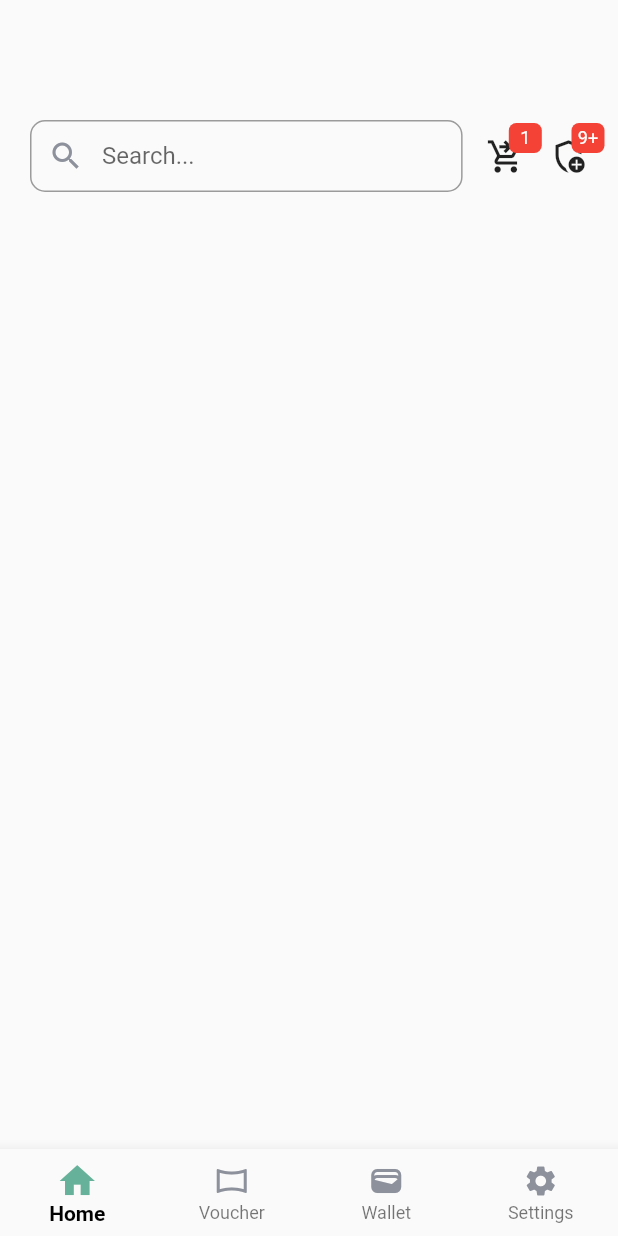
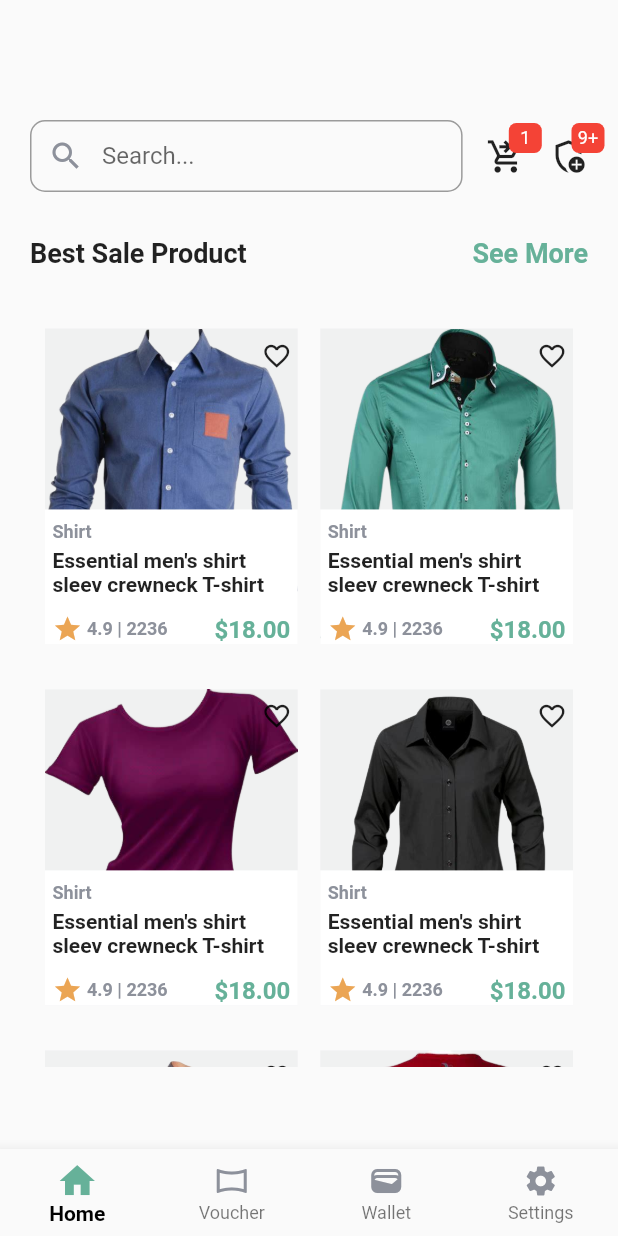
Before and after one commit to XROLE/market-hub, a Flutter app: the screen it shows after launch, on a phone screen of 412 x 824 dp. Run offline on Flutter 3.47's test engine with Material 2 defaults, Android fonts, the phone set to English and light mode, and no system bars.

Commit message:
add asset images create product grid create product card creat re usable text style

```diff
--- a/lib/presentation/home/home.dart
+++ b/lib/presentation/home/home.dart
@@ -4,8 +4,11 @@ import 'package:flutter/src/widgets/placeholder.dart';
 import 'package:market_hub/presentation/home/widgets/app_notification_widget.dart';
 import 'package:market_hub/presentation/home/widgets/app_searchbar.dart';
 import 'package:market_hub/presentation/home/widgets/bottom_nav_bar.dart';
+import 'package:market_hub/presentation/home/widgets/product_grid.dart';
+import 'package:market_hub/presentation/widgets/product_card.dart';
 import 'package:market_hub/presentation/widgets/unfocus_widget.dart';
 import 'package:market_hub/utils/colors.dart';
+import 'package:market_hub/utils/text_style.dart';
 
 class HomePage extends StatelessWidget {
   const HomePage({super.key});
@@ -32,6 +35,22 @@ class HomePage extends StatelessWidget {
                           val: "9+", iconData: Icons.add_moderator_outlined),
                     ]),
               ),
+              const SizedBox(height: 30),
+              Row(mainAxisAlignment: MainAxisAlignment.spaceBetween, children: [
+                Text(
+                  "Best Sale Product",
+                  style: AppTextStyle.subTitle(fontSize: 18),
+                ),
+                Text(
+                  "See More",
+                  style: AppTextStyle.subTitle(
+                      fontSize: 18, color: AppColors.primaryColor),
+                ),
+              ]),
+              const SizedBox(height: 30),
+            SizedBox(
+              height: size.height - 322,
+              child: ProductGrid())
             ])),
       ),
       bottomNavigationBar: const BottomNavBar(),
--- /dev/null
+++ b/lib/presentation/home/widgets/product_grid.dart
@@ -0,0 +1,35 @@
+import 'package:flutter/material.dart';
+import 'package:market_hub/presentation/widgets/product_card.dart';
+
+class ProductGrid extends StatelessWidget {
+  final List<String> images = [
+    'assets/img/shirt1.png',
+    'assets/img/shirt2.png',
+    'assets/img/shirt3.png',
+    'assets/img/shirt4.png',
+    'assets/img/shirt5.png',
+    'assets/img/shirt6.png',
+    'assets/img/shirt7.png',
+    'assets/img/shirt8.png',
+    'assets/img/shirt9.png',
+    'assets/img/shirt10.png',
+    'assets/img/shirt11.png',
+    'assets/img/shirt12.png',
+  ];
+  ProductGrid({super.key});
+
+  @override
+  Widget build(BuildContext context) {
+    final size = MediaQuery.of(context).size;
+    return GridView.count(
+      crossAxisCount: 2,
+      childAspectRatio: 0.8,
+      crossAxisSpacing: 15,
+      mainAxisSpacing: 30,
+      padding: const EdgeInsets.all(10),
+      children: images.map((image) {
+        return ProductCard(imageUrl: image,);
+      }).toList(),
+    );
+  }
+}
--- /dev/null
+++ b/lib/presentation/widgets/product_card.dart
@@ -0,0 +1,86 @@
+import 'package:flutter/material.dart';
+import 'package:market_hub/utils/colors.dart';
+import 'package:market_hub/utils/text_style.dart';
+
+class ProductCard extends StatelessWidget {
+  final String imageUrl;
+  const ProductCard({required this.imageUrl, super.key});
+
+  @override
+  Widget build(BuildContext context) {
+    return Container(
+      color: AppColors.textGrey.withOpacity(.09),
+      child: Stack(
+        children: [
+          Image.asset(imageUrl),
+          Column(
+            mainAxisAlignment: MainAxisAlignment.spaceBetween,
+            children: [
+              Padding(
+                padding: const EdgeInsets.symmetric(horizontal: 4, vertical: 8),
+                child: Row(
+                  mainAxisAlignment: MainAxisAlignment.spaceBetween,
+                  children: const [
+                  Text(""),
+                  Icon(Icons.favorite_outline, size: 20,)
+                ],),
+              ),
+              Container(
+                padding: const EdgeInsets.symmetric(horizontal: 5),
+                width: double.infinity,
+                color: AppColors.white,
+                child: Column(children: [
+                  const SizedBox(
+                    height: 8,
+                  ),
+                  Row(
+                    mainAxisAlignment: MainAxisAlignment.spaceBetween,
+                    children: [
+                      Text(
+                        "Shirt",
+                        style: AppTextStyle.caption(color: AppColors.textGrey),
+                        textAlign: TextAlign.start,
+                      ),
+                    ],
+                  ),
+                  const SizedBox(
+                    height: 4,
+                  ),
+                  Text("Essential men's shirt sleev crewneck T-shirt",
+                      style: AppTextStyle.medium()),
+                  const SizedBox(
+                    height: 12,
+                  ),
+                  Row(
+                    mainAxisAlignment: MainAxisAlignment.spaceBetween,
+                    children: [
+                      Row(
+                        children: [
+                          Icon(
+                            Icons.star,
+                            size: 20,
+                            color: AppColors.ratingYellow,
+                          ),
+                          Text(
+                            " 4.9 | 2236",
+                            style:
+                                AppTextStyle.caption(color: AppColors.textGrey),
+                          ),
+                        ],
+                      ),
+                      Text(
+                        "\$18.00",
+                        style: AppTextStyle.subTitle(
+                            color: AppColors.primaryColor),
+                      )
+                    ],
+                  ),
+                ]),
+              ),
+            ],
+          ),
+        ],
+      ),
+    );
+  }
+}
--- a/lib/presentation/widgets/unfocus_widget.dart
+++ b/lib/presentation/widgets/unfocus_widget.dart
@@ -8,7 +8,6 @@ class UnFocusWidget extends StatelessWidget {
   Widget build(BuildContext context) {
     return GestureDetector(
       onTap: () {
-        print('un focuse ========>');
         FocusScope.of(context).unfocus();
       },
       child: child,
--- a/lib/utils/colors.dart
+++ b/lib/utils/colors.dart
@@ -3,6 +3,7 @@ import 'package:flutter/material.dart';
 class AppColors {
   static Color primaryColor = const Color.fromRGBO(102, 177, 153, 1);
   static Color textGrey = const Color.fromRGBO(141, 145, 155, 1);
+  static Color ratingYellow = const Color.fromRGBO(235, 165, 84, 1);
   static Color black = Colors.black;
   static Color white = Colors.white;
   static Color red = Colors.red;
--- /dev/null
+++ b/lib/utils/text_style.dart
@@ -0,0 +1,46 @@
+import 'package:flutter/material.dart';
+
+class AppTextStyle {
+  static TextStyle title({
+    double? fontSize,
+    Color? color,
+   FontWeight? fontWeight,
+  }) {
+    return TextStyle(
+      fontSize: fontSize ?? 28,
+      fontWeight: fontWeight ?? FontWeight.bold,
+      color: color ,
+    );
+  }
+  static TextStyle subTitle({
+    double? fontSize,
+    Color? color,
+  }) {
+    return TextStyle(
+      fontSize: fontSize ?? 16,
+      fontWeight: FontWeight.bold,
+      color: color
+    );
+  }
+  static TextStyle medium({
+    double? fontSize,
+    Color? color,
+  }) {
+    return TextStyle(
+      fontSize: fontSize ?? 14,
+      fontWeight: FontWeight.bold,
+      color: color
+    );
+  }
+
+  static TextStyle caption({
+    double? fontSize,
+    Color? color,
+  }) {
+    return TextStyle(
+      fontSize: fontSize ?? 12,
+      fontWeight: FontWeight.bold,
+      color: color
+    );
+  }
+}
--- a/pubspec.yaml
+++ b/pubspec.yaml
@@ -60,9 +60,8 @@ flutter:
   uses-material-design: true
 
   # To add assets to your application, add an assets section, like this:
-  # assets:
-  #   - images/a_dot_burr.jpeg
-  #   - images/a_dot_ham.jpeg
+  assets:
+    - assets/img/
 
   # An image asset can refer to one or more resolution-specific "variants", see
   # https://flutter.dev/assets-and-images/#resolution-aware
```
Also changed, not shown: assets/img/shirt1.png (added), assets/img/shirt10.png (added), assets/img/shirt11.png (added), assets/img/shirt12.png (added), assets/img/shirt2.png (added), assets/img/shirt3.png (added), assets/img/shirt4.png (added), assets/img/shirt5.png (added), assets/img/shirt6.png (added), assets/img/shirt7.png (added), assets/img/shirt8.png (added), assets/img/shirt9.png (added).
